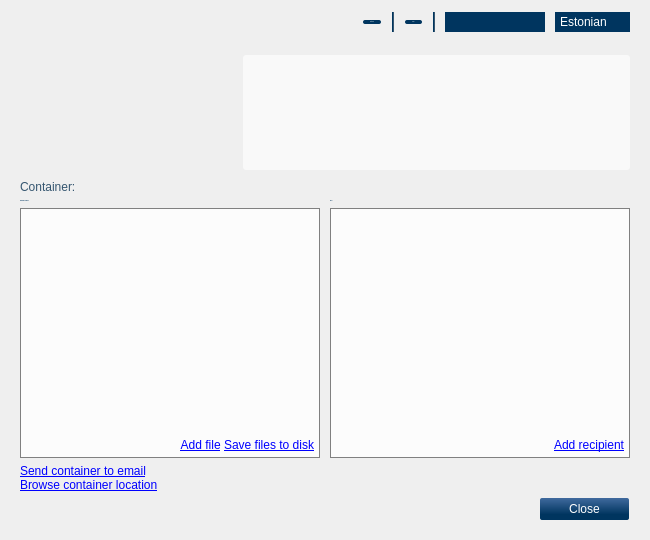
Old version of the form qdigidoc/trunk/crypto/ui/MainWindow.ui in the repository tixsys/esteid.
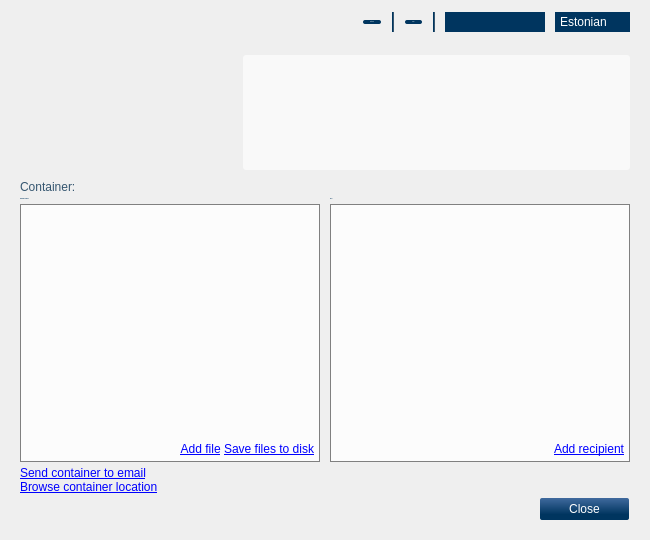
New version of the form. The open tabs and pages were chosen to show the change. Icons and pictures are not drawn. Custom widgets are drawn as their Qt base class.

Commit message: qdigidoc: adjust mac layout

Patch:
```diff
--- a/qdigidoc/trunk/crypto/ui/MainWindow.ui
+++ b/qdigidoc/trunk/crypto/ui/MainWindow.ui
@@ -544,6 +544,9 @@
           <property name="horizontalSpacing">
            <number>10</number>
           </property>
+          <property name="verticalSpacing">
+           <number>4</number>
+          </property>
           <property name="margin">
            <number>0</number>
           </property>
@@ -699,8 +702,8 @@
                  <rect>
                   <x>0</x>
                   <y>0</y>
-                  <width>100</width>
-                  <height>30</height>
+                  <width>288</width>
+                  <height>207</height>
                  </rect>
                 </property>
                 <layout class="QVBoxLayout" name="viewKeysLayout">
```
The commit also changes 1 other file.
